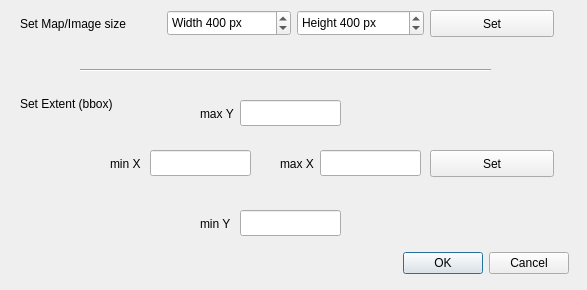
rduivenvoorde/simplesvg, file src/simplesvg/mapsizer/Ui_MapSizer.ui: the form before one commit.
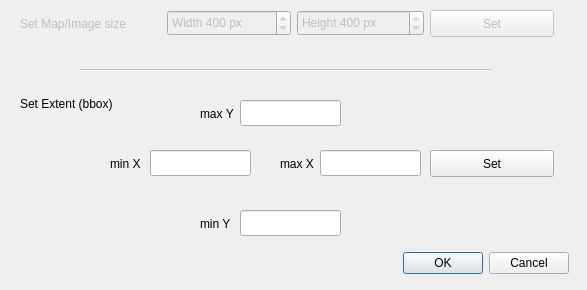
The form after the commit.

What changed in the file:
```diff
--- a/src/simplesvg/mapsizer/Ui_MapSizer.ui
+++ b/src/simplesvg/mapsizer/Ui_MapSizer.ui
@@ -20,6 +20,9 @@
    <set>Qt::ImhFormattedNumbersOnly|Qt::ImhPreferNumbers</set>
   </property>
   <widget class="QSpinBox" name="spinBoxImageWidth">
+   <property name="enabled">
+    <bool>false</bool>
+   </property>
    <property name="geometry">
     <rect>
      <x>167</x>
@@ -48,6 +51,9 @@
    </property>
   </widget>
   <widget class="QSpinBox" name="spinBoxImageHeight">
+   <property name="enabled">
+    <bool>false</bool>
+   </property>
    <property name="geometry">
     <rect>
      <x>297</x>
@@ -76,6 +82,9 @@
    </property>
   </widget>
   <widget class="QPushButton" name="btnSetImageSize">
+   <property name="enabled">
+    <bool>false</bool>
+   </property>
    <property name="geometry">
     <rect>
      <x>430</x>
@@ -89,6 +98,9 @@
    </property>
   </widget>
   <widget class="QLabel" name="lblSetImageSize">
+   <property name="enabled">
+    <bool>false</bool>
+   </property>
    <property name="geometry">
     <rect>
      <x>20</x>
@@ -268,6 +280,9 @@
    </property>
   </widget>
   <widget class="Line" name="line">
+   <property name="enabled">
+    <bool>false</bool>
+   </property>
    <property name="geometry">
     <rect>
      <x>80</x>
```
